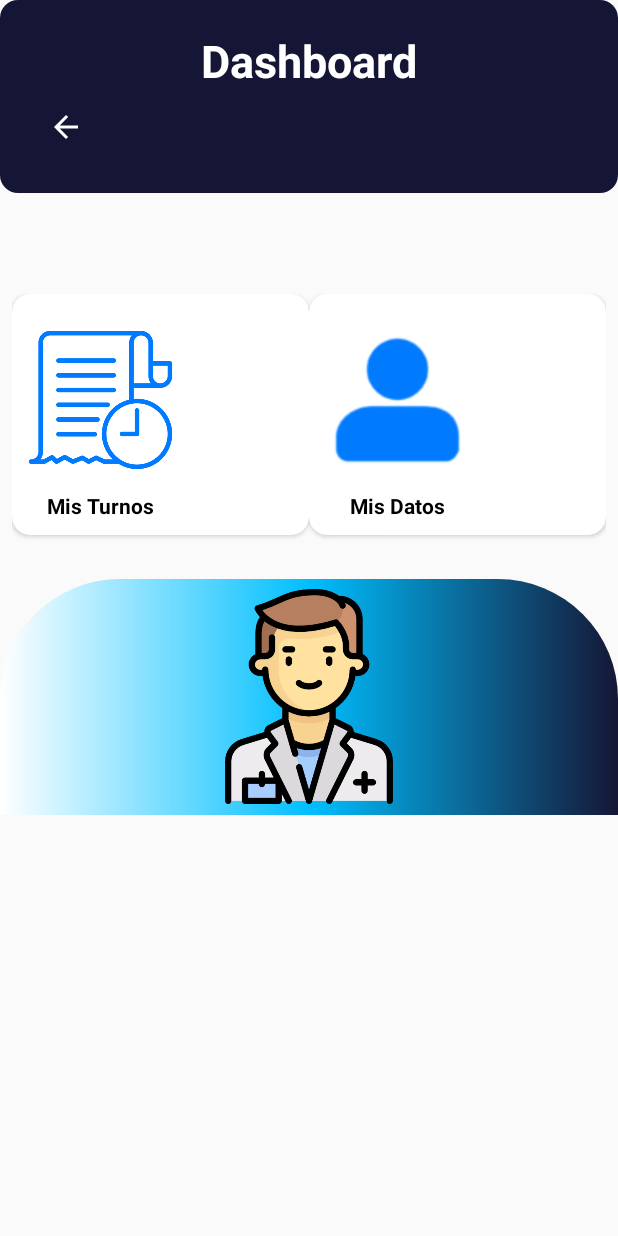
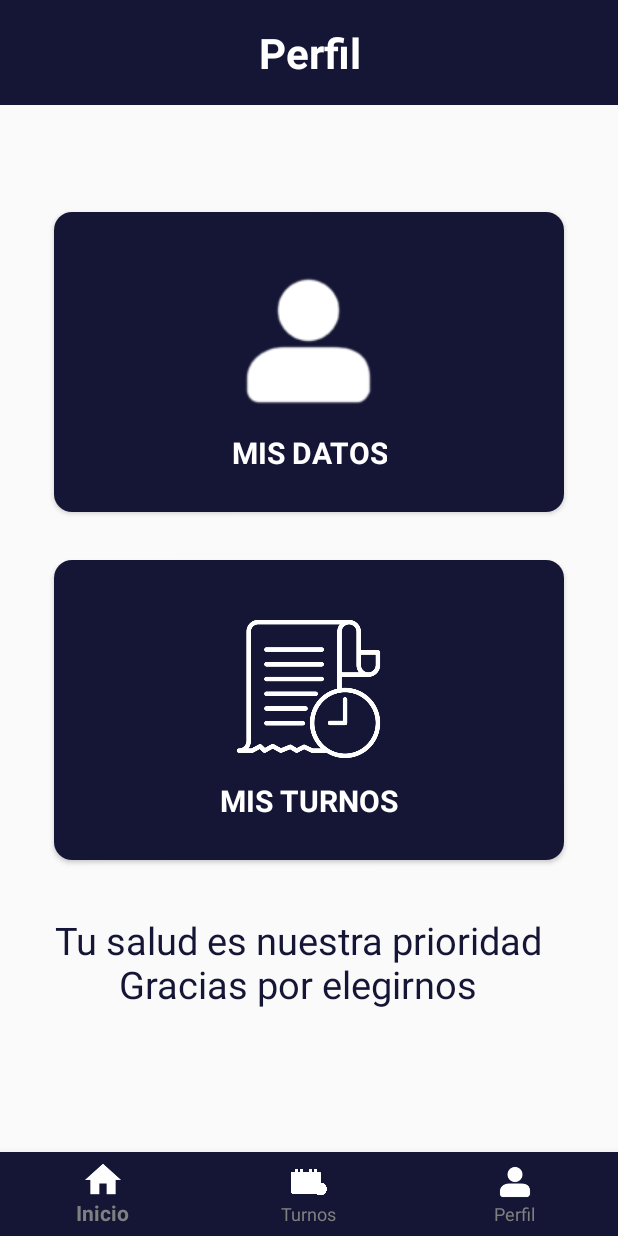
Before and after one commit to ReservasMedicasMobile/ReservasMedicasMobile, an Android app: the dashboard screen opened directly, with no data from a screen before it, on a phone screen of 412 x 824 dp. Run offline under Robolectric (Android 15) with nearby library versions, the phone set to English and light mode, and no system bars; Roboto replaces fonts that are not available here.

Commit message:
Cambios dashboard
Modificación

```diff
--- a/app/src/main/java/com/example/reservasmedicasmobile/dashboard.java
+++ b/app/src/main/java/com/example/reservasmedicasmobile/dashboard.java
@@ -4,7 +4,10 @@ import android.content.Intent;
 import android.os.Bundle;
 import android.widget.ImageButton;
 import android.widget.TextView;
+
 import androidx.appcompat.app.AppCompatActivity;
+
+import com.google.android.material.bottomnavigation.BottomNavigationView;
 
 public class dashboard extends AppCompatActivity {
 
@@ -15,33 +18,44 @@ public class dashboard extends AppCompatActivity {
         super.onCreate(savedInstanceState);
         setContentView(R.layout.activity_dashboard);
 
-        // Botón de retroceso
-        ImageButton backButton = findViewById(R.id.back_button);
-        backButton.setOnClickListener(v -> finish());
-
-        // Inicializar el TextView para mostrar el saludo
-        greetingTextView = findViewById(R.id.greetingTextView);
-        showGreeting();
 
         // Configurar la tarjeta de "Mis Turnos" para redirigir a MisturnosDashboard
         findViewById(R.id.card_view_misturnos_dashboard).setOnClickListener(v -> goToMisTurnos());
 
         // Configurar la tarjeta de "Mis Datos" para redirigir a la actividad de pacientes
         findViewById(R.id.card_view_mis_datos).setOnClickListener(v -> goToMisDatos());
-    }
 
-    private void showGreeting() {
-        // Lógica para mostrar el saludo
-        // Ejemplo: greetingTextView.setText("¡Bienvenido!");
+        BottomNavigationView bottomNavigationView = findViewById(R.id.bottom_navigation);
+
+        bottomNavigationView.setOnNavigationItemSelectedListener(item -> {
+            int itemId = item.getItemId();
+
+            if (itemId == R.id.navigation_home) {
+                Intent intent = new Intent(dashboard.this, MainActivity.class);
+                startActivity(intent);
+                return true;
+            } else if (itemId == R.id.navigation_turnos) {
+                // Navegar a TurnosActivity
+                Intent intent = new Intent(dashboard.this, turnos.class);
+                startActivity(intent);
+                return true;
+            } else if (itemId == R.id.navigation_perfil) {
+                Intent intent = new Intent(dashboard.this, dashboard.class);
+                startActivity(intent);
+                return true;
+            } else {
+                return false;
+            }
+        });
     }
 
     private void goToMisTurnos() {
-        Intent intent = new Intent(dashboard.this, MisturnosDashboard.class);
+        Intent intent = new Intent(dashboard.this, pacientes.class);
         startActivity(intent);
     }
 
     private void goToMisDatos() {
-        Intent intent = new Intent(dashboard.this, pacientes.class);
+        Intent intent = new Intent(dashboard.this, MisturnosDashboard.class);
         startActivity(intent);
     }
 }
--- a/app/src/main/java/com/example/reservasmedicasmobile/login.java
+++ b/app/src/main/java/com/example/reservasmedicasmobile/login.java
@@ -89,6 +89,27 @@ public class login extends AppCompatActivity implements GoogleApiClient.Connecti
                     checkbox.setTextColor(Color.RED);
                     Toast.makeText(login.this, "No ha sido verificado", Toast.LENGTH_SHORT).show();
                 }
+            }
+        });
+
+        BottomNavigationView bottomNavigationView = findViewById(R.id.bottom_navigation);
+        bottomNavigationView.setOnNavigationItemSelectedListener(item -> {
+            int itemId = item.getItemId();
+
+            if (itemId == R.id.navigation_home) {
+                Intent intent = new Intent(login.this, MainActivity.class);
+                startActivity(intent);
+                return true;
+            } else if (itemId == R.id.navigation_login) {
+                Intent intent = new Intent(login.this, login.class);
+                startActivity(intent);
+                return true;
+            } else if (itemId == R.id.navigation_servicios) {
+                Intent intent = new Intent(login.this, servicios.class);
+                startActivity(intent);
+                return true;
+            } else {
+                return false;
             }
         });
 
--- a/app/src/main/res/layout/activity_dashboard.xml
+++ b/app/src/main/res/layout/activity_dashboard.xml
@@ -1,138 +1,138 @@
-<?xml version="1.0" encoding="utf-8"?>
-<LinearLayout xmlns:android="http://schemas.android.com/apk/res/android"
+<androidx.constraintlayout.widget.ConstraintLayout xmlns:android="http://schemas.android.com/apk/res/android"
     xmlns:app="http://schemas.android.com/apk/res-auto"
+    xmlns:tools="http://schemas.android.com/tools"
+    android:id="@+id/main"
     android:layout_width="match_parent"
     android:layout_height="match_parent"
-    android:orientation="vertical">
-
-    <!-- Cabecera con fondo azul y texto -->
-    <LinearLayout
-        android:layout_width="match_parent"
-        android:layout_height="wrap_content"
-        android:background="@drawable/button_background"
-        android:gravity="bottom"
-        android:orientation="vertical"
-        android:padding="20dp">
-
-        <!-- Título del dashboard -->
-        <TextView
-            android:id="@+id/dashboard_title"
-            android:layout_width="wrap_content"
-            android:layout_height="wrap_content"
-            android:layout_gravity="center"
-            android:text="Dashboard"
-            android:textColor="@color/dashboard_text_white"
-            android:textSize="30sp"
-            android:textStyle="bold" />
-
-        <!-- Botón de regresar -->
-        <ImageButton
-            android:id="@+id/back_button"
-            android:layout_width="48dp"
-            android:layout_height="48dp"
-            android:background="@null"
-            android:contentDescription="Botón de retroceso"
-            android:src="@drawable/baseline_arrow_back_24"
-            app:tint="@android:color/white" />
-    </LinearLayout>
+    tools:context=".MainActivity">
 
     <TextView
-        android:id="@+id/greetingTextView"
-        android:layout_width="wrap_content"
-        android:layout_height="wrap_content"
-        android:textSize="20sp"
-        android:layout_margin="16dp" />
+        android:id="@+id/titulo"
+        android:layout_width="match_parent"
+        android:layout_height="70dp"
+        android:background="#151635"
+        android:gravity="center"
+        android:text="Perfil"
+        android:textColor="#FFFFFF"
+        android:textSize="28sp"
+        android:textStyle="bold"
+        app:layout_constraintEnd_toEndOf="parent"
+        app:layout_constraintStart_toStartOf="parent"
+        app:layout_constraintTop_toTopOf="parent" />
 
-    <!-- Sección principal con tarjetas -->
     <LinearLayout
+        android:id="@+id/bottomLayout"
         android:layout_width="match_parent"
-        android:layout_height="188dp"
-        android:orientation="horizontal"
-        android:padding="8dp"
-        android:weightSum="2">
+        android:layout_height="0dp"
+        android:layout_marginTop="16dp"
+        android:orientation="vertical"
+        android:padding="20dp"
+        app:layout_constraintBottom_toTopOf="@id/bottom_navigation"
+        app:layout_constraintTop_toBottomOf="@id/titulo">
 
         <!-- Tarjeta de Mis Turnos -->
         <androidx.cardview.widget.CardView
             android:id="@+id/card_view_misturnos_dashboard"
-            android:layout_width="0dp"
-            android:layout_height="wrap_content"
-            android:layout_weight="1"
+            android:layout_width="match_parent"
+            android:layout_height="200dp"
+            android:layout_marginStart="16dp"
+            android:layout_marginTop="35dp"
+            android:layout_marginEnd="16dp"
+            android:layout_marginBottom="16dp"
             app:cardCornerRadius="12dp"
             app:cardElevation="2dp">
 
             <LinearLayout
-                android:layout_width="wrap_content"
-                android:layout_height="wrap_content"
+                android:layout_width="match_parent"
+                android:layout_height="match_parent"
+                android:background="@color/azul"
                 android:gravity="center"
                 android:orientation="vertical"
-                android:padding="10dp">
+                android:padding="20dp">
 
                 <ImageView
-                    android:id="@+id/icon_misturnos_dashboard"
+                    android:id="@+id/icon_mis_datos"
                     android:layout_width="98dp"
                     android:layout_height="121dp"
-                    android:src="@drawable/ic_history_dashboard"
-                    app:tint="@color/dashboard_blue" />
+                    android:src="@drawable/ic_perfil"
+                    app:tint="@color/white" />
 
                 <TextView
                     android:layout_width="wrap_content"
                     android:layout_height="wrap_content"
-                    android:text="Mis Turnos"
+                    android:text="MIS DATOS"
                     android:textAlignment="center"
-                    android:textColor="@color/black"
+                    android:textColor="@android:color/white"
+                    android:textSize="20sp"
                     android:textStyle="bold" />
+
             </LinearLayout>
         </androidx.cardview.widget.CardView>
 
         <!-- Tarjeta de Mis Datos -->
         <androidx.cardview.widget.CardView
             android:id="@+id/card_view_mis_datos"
-            android:layout_width="0dp"
-            android:layout_height="wrap_content"
-            android:layout_weight="1"
+            android:layout_width="match_parent"
+            android:layout_height="200dp"
+            android:layout_marginStart="16dp"
+            android:layout_marginTop="16dp"
+            android:layout_marginEnd="16dp"
+            android:layout_marginBottom="16dp"
             app:cardCornerRadius="12dp"
             app:cardElevation="2dp">
 
             <LinearLayout
-                android:layout_width="wrap_content"
-                android:layout_height="wrap_content"
+                android:layout_width="match_parent"
+                android:layout_height="match_parent"
+                android:background="@color/azul"
                 android:gravity="center"
                 android:orientation="vertical"
-                android:padding="10dp">
+                android:padding="20dp">
 
                 <ImageView
-                    android:id="@+id/icon_mis_datos"
+                    android:id="@+id/icon_misturnos_dashboard"
                     android:layout_width="98dp"
                     android:layout_height="121dp"
-                    android:src="@drawable/ic_perfil"
-                    app:tint="@color/dashboard_blue" />
+                    android:layout_gravity="center"
+                    android:src="@drawable/ic_history_dashboard"
+                    app:tint="@android:color/white" />
 
                 <TextView
                     android:layout_width="wrap_content"
                     android:layout_height="wrap_content"
-                    android:text="Mis Datos"
+                    android:text="MIS TURNOS"
                     android:textAlignment="center"
-                    android:textColor="@color/black"
+                    android:textColor="@android:color/white"
+                    android:textSize="20sp"
                     android:textStyle="bold" />
+
+
             </LinearLayout>
         </androidx.cardview.widget.CardView>
+
+        <TextView
+            android:id="@+id/announcement_text"
+            android:layout_width="wrap_content"
+            android:layout_height="wrap_content"
+            android:layout_marginStart="16dp"
+            android:layout_marginTop="20dp"
+            android:gravity="center"
+            android:text="Tu salud es nuestra prioridad\nGracias por elegirnos"
+            android:textColor="@color/azul"
+            android:textSize="25sp"
+            app:layout_constraintBottom_toBottomOf="parent"
+            app:layout_constraintEnd_toEndOf="parent" />
     </LinearLayout>
 
-    <!-- Separador en degradado -->
-    <RelativeLayout
+    <com.google.android.material.bottomnavigation.BottomNavigationView
+        android:id="@+id/bottom_navigation"
         android:layout_width="match_parent"
-        android:layout_height="157dp"
-        android:layout_marginTop="10dp"
-        android:background="@drawable/wave_separator"
-        android:visibility="visible">
-
-        <!-- Imagen del doctor -->
-        <ImageView
-            android:id="@+id/doctor_image"
-            android:layout_width="309dp"
-            android:layout_height="143dp"
-            android:layout_centerInParent="true"
-            android:contentDescription="Imagen del doctor"
-            android:src="@drawable/doctor" />
-    </RelativeLayout>
-</LinearLayout>
+        android:layout_height="wrap_content"
+        app:backgroundTint="@color/azul"
+        app:itemIconTint="@color/white"
+        app:itemTextColor="@color/colorGray"
+        app:layout_constraintBottom_toBottomOf="parent"
+        app:layout_constraintEnd_toEndOf="parent"
+        app:layout_constraintStart_toStartOf="parent"
+        app:menu="@menu/bottom_nav_menu" />
+</androidx.constraintlayout.widget.ConstraintLayout>
--- a/app/src/main/res/layout/activity_login.xml
+++ b/app/src/main/res/layout/activity_login.xml
@@ -94,25 +94,21 @@
             android:textSize="22sp"
             />
 
-        <ImageView
-            android:layout_width="70dp"
-            android:layout_height="70dp"
-            />
-
         <CheckBox
             android:id="@+id/check_box"
             android:layout_width="wrap_content"
             android:layout_height="wrap_content"
             android:layout_marginTop="10dp"
             android:text="No soy un robot"
-            android:textSize="25sp" />
+            android:textSize="20sp"
+            android:layout_gravity="center" />
 
         <TextView
             android:id="@+id/textView"
             android:layout_width="wrap_content"
             android:layout_height="wrap_content"
             android:layout_gravity="center"
-            android:layout_marginTop="28dp"
+            android:layout_marginTop="15dp"
             android:text="@string/account"
             android:textColor="@color/black"
             android:textSize="20sp" />
@@ -127,6 +123,12 @@
             android:textColor="@color/celeste"
             android:textSize="19sp"
             android:textStyle="bold" />
+
+        <ImageView
+            android:layout_width="70dp"
+            android:layout_height="70dp"
+            android:layout_gravity="center" />
+
     </LinearLayout>
 
     <com.google.android.material.bottomnavigation.BottomNavigationView
```
